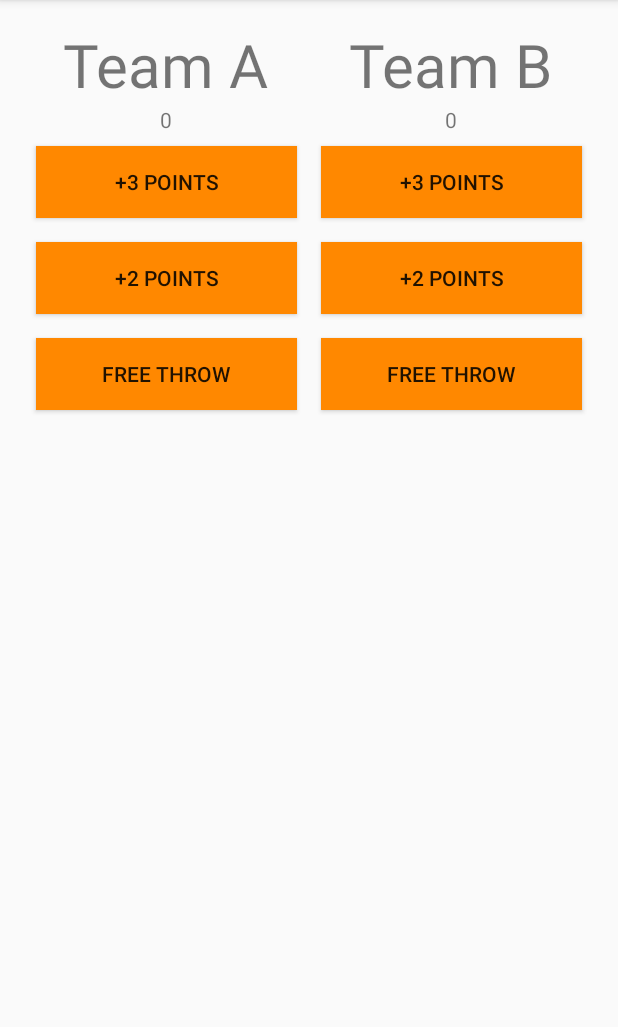
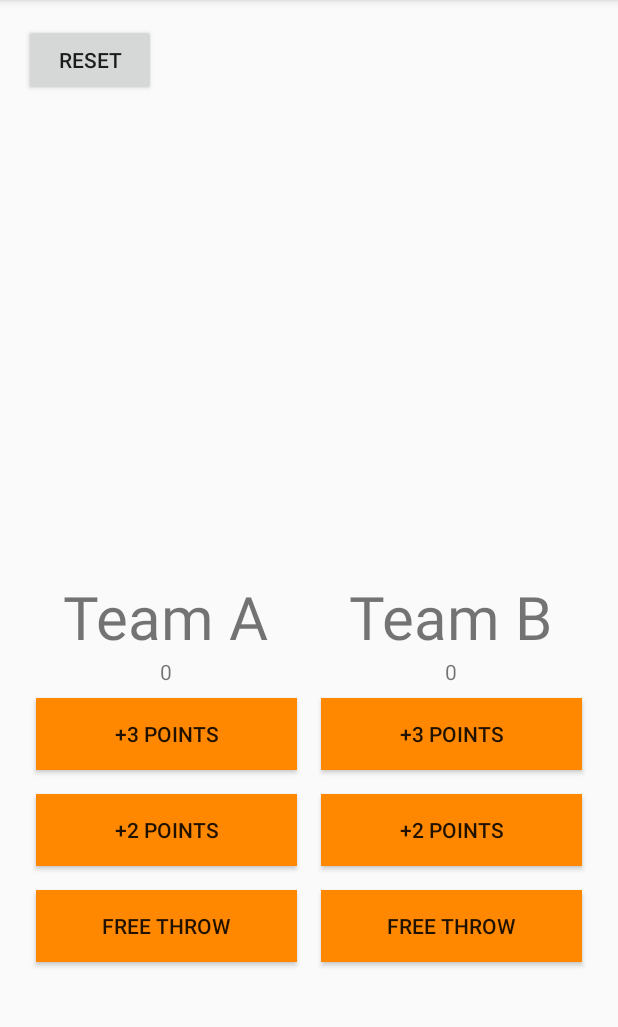
Before and after one commit to dporr/nanodegree_project2, an Android app: the screen it shows after launch (MainActivity), on a phone screen of 412 x 824 dp, the part 84-1111 px from its top. Run offline under Robolectric (Android 15) with nearby library versions, the phone set to English and light mode, and no system bars.

Commit message:
Add reset button.Stack into one more view

```diff
--- a/app/src/main/res/layout/activity_main.xml
+++ b/app/src/main/res/layout/activity_main.xml
@@ -4,9 +4,25 @@
     android:layout_width="match_parent"
     android:layout_height="match_parent"
     android:padding="@dimen/activity_vertical_margin"
+    android:orientation="vertical"
+    tools:context="com.example.android.courtcounter.MainActivity">
+    <LinearLayout
+        android:orientation="vertical"
+        android:layout_width="match_parent"
+        android:layout_height="0dp"
+        android:layout_weight="1">
+        <Button
+            android:layout_width="wrap_content"
+            android:layout_height="wrap_content"
+            android:text="RESET"/>
+    </LinearLayout>
+
+
+    <LinearLayout
         android:orientation="horizontal"
-    tools:context="com.example.android.courtcounter.MainActivity">
-
+        android:layout_width="match_parent"
+        android:layout_height="0dp"
+        android:layout_weight="1">>
         <LinearLayout
             android:orientation="vertical"
             android:layout_width="0dp"
@@ -60,7 +76,6 @@
             android:layout_width="0dp"
             android:layout_weight="1"
             android:layout_height="wrap_content">
-
             <TextView
                 android:layout_width="wrap_content"
                 android:layout_height="wrap_content"
@@ -103,5 +118,5 @@
                 android:layout_margin="8dp"
                 android:gravity="center"/>
         </LinearLayout>
-
     </LinearLayout>
+</LinearLayout>
```
Lines whose indentation alone changed are shown as unchanged.
